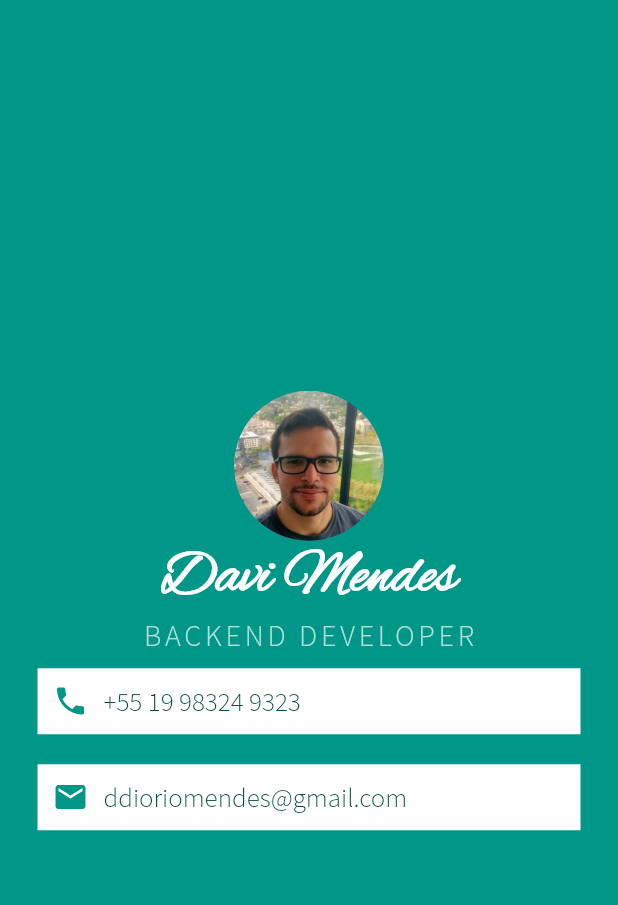
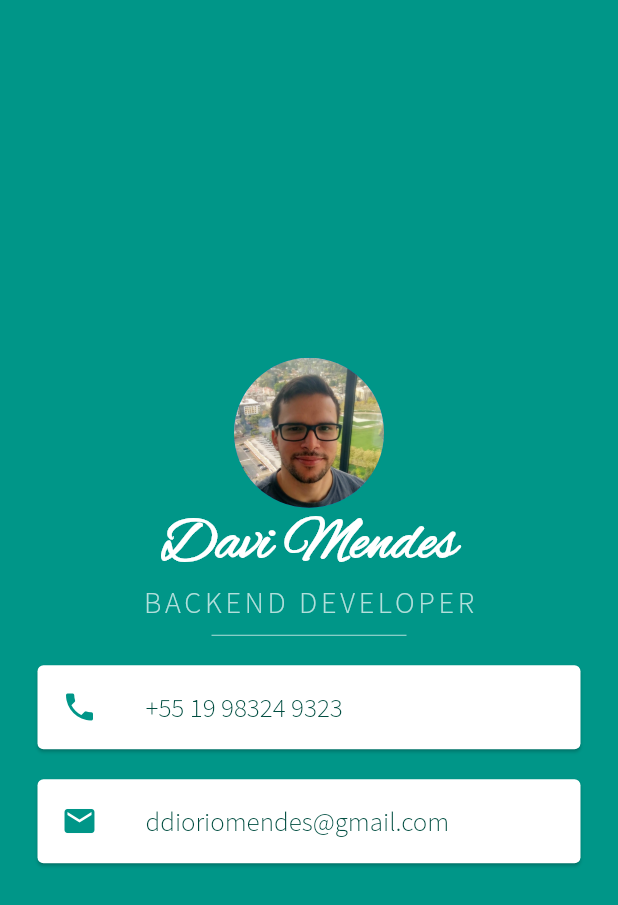
Before and after one commit to ddmendes/flutter_study, a Flutter app: the screen it shows after launch, on a phone screen of 412 x 824 dp. Shown: the top 905 px of the screen. Run offline on Flutter 3.47's test engine with Material 2 defaults, Android fonts, the phone set to English and light mode, and no system bars.

Commit message:
Flutter Course lesson 50

```diff
--- a/mi_card/lib/main.dart
+++ b/mi_card/lib/main.dart
@@ -16,6 +16,13 @@ class MyApp extends StatelessWidget {
             DaviAvatar(),
             NameLabel(),
             RoleLabel(),
+            SizedBox(
+              height: 20.0,
+              width: 130.0,
+              child: Divider(
+                color: Colors.teal.shade100,
+              ),
+            ),
             PhoneLabel(),
             EmailLabel(),
           ],
@@ -68,31 +75,24 @@ class RoleLabel extends StatelessWidget {
 class PhoneLabel extends StatelessWidget {
   @override
   Widget build(BuildContext context) {
-    return Container(
-      color: Colors.white,
+    return Card(
       margin: EdgeInsets.symmetric(
         horizontal: 25.0,
         vertical: 10.0,
       ),
-      padding: EdgeInsets.all(10.0),
-      child: Row(
-        children: <Widget>[
-          Icon(
+      child: ListTile(
+        leading: Icon(
           Icons.phone,
           color: Colors.teal,
         ),
-          SizedBox(
-            width: 10.0,
-          ),
-          Text(
+        title: Text(
           '+55 19 98324 9323',
           style: TextStyle(
             fontFamily: 'SourceSansPro',
             color: Colors.teal.shade900,
             fontSize: 18.0,
           ),
-          )
-        ],
+        ),
       ),
     );
   }
@@ -101,31 +101,24 @@ class PhoneLabel extends StatelessWidget {
 class EmailLabel extends StatelessWidget {
   @override
   Widget build(BuildContext context) {
-    return Container(
-      color: Colors.white,
+    return Card(
       margin: EdgeInsets.symmetric(
         horizontal: 25.0,
         vertical: 10.0,
       ),
-      padding: EdgeInsets.all(10.0),
-      child: Row(
-        children: <Widget>[
-          Icon(
+      child: ListTile(
+        leading: Icon(
           Icons.mail,
           color: Colors.teal,
         ),
-          SizedBox(
-            width: 10.0,
-          ),
-          Text(
+        title: Text(
           'ddioriomendes@gmail.com',
           style: TextStyle(
             fontFamily: 'SourceSansPro',
             color: Colors.teal.shade900,
             fontSize: 18.0,
           ),
-          )
-        ],
+        ),
       ),
     );
   }
```
Lines whose indentation alone changed are shown as unchanged.
